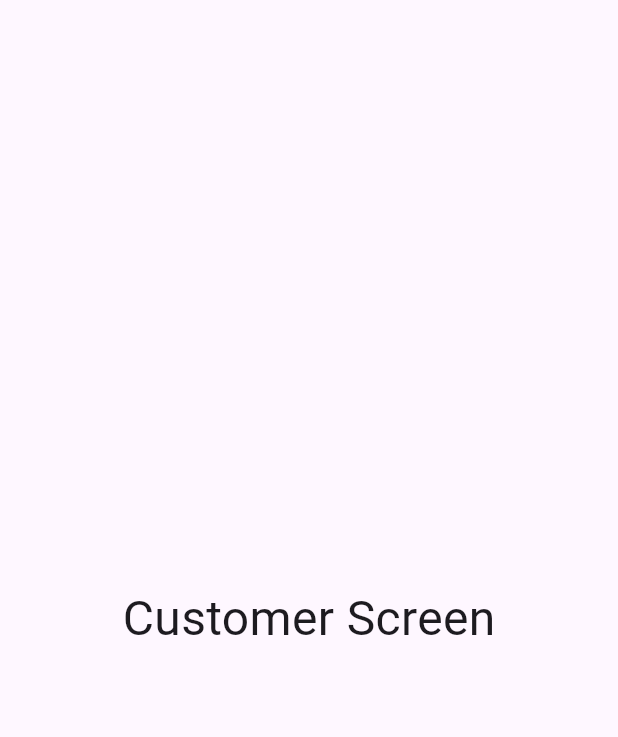
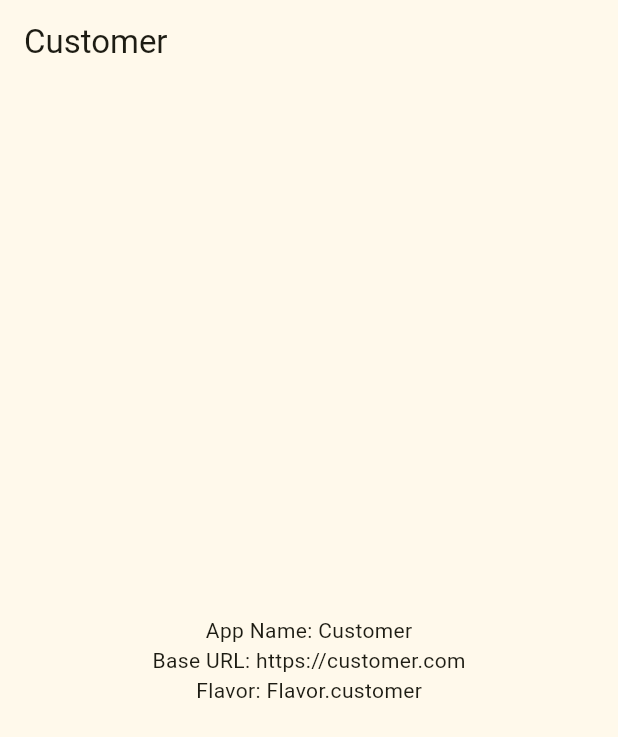
Before and after one commit to sumit-android-dev/flutter_flavor, a Flutter app: the screen it shows after launch, on a phone screen of 412 x 824 dp. Shown: the top 737 px of the screen. Run offline on Flutter 3.47's test engine with Material 3 defaults, Android fonts, the phone set to English and light mode, and no system bars.

Commit message:
Added app config file.

```diff
--- /dev/null
+++ b/lib/config/app_config.dart
@@ -0,0 +1,23 @@
+import 'package:flutter/material.dart';
+
+enum Flavor { seller, customer }
+
+class AppConfig {
+  String appName = "";
+  String baseUrl = "";
+  MaterialColor primaryColor = Colors.blue;
+  Flavor flavor = Flavor.customer;
+
+  static AppConfig shared = AppConfig.create();
+
+  factory AppConfig.create({
+    String appName = "",
+    String baseUrl = "",
+    MaterialColor primaryColor = Colors.blue,
+    Flavor flavor = Flavor.customer,
+  }) {
+    return shared = AppConfig(appName, baseUrl, primaryColor, flavor);
+  }
+
+  AppConfig(this.appName, this.baseUrl, this.primaryColor, this.flavor);
+}
--- a/lib/main_customer.dart
+++ b/lib/main_customer.dart
@@ -1,6 +1,15 @@
 import 'package:flutter/material.dart';
+import 'package:flutter_flavor/ui/home_screen.dart';
+
+import 'config/app_config.dart';
 
 void main() {
+  AppConfig.create(
+    appName: "Customer",
+    baseUrl: "https://customer.com",
+    primaryColor: Colors.yellow,
+    flavor: Flavor.customer,
+  );
   runApp(const MyApp());
 }
 
@@ -13,16 +22,11 @@ class MyApp extends StatelessWidget {
       debugShowCheckedModeBanner: false,
       title: 'Flutter Demo',
       theme: ThemeData(
-        colorScheme: ColorScheme.fromSeed(seedColor: Colors.deepPurple),
+        colorScheme:
+            ColorScheme.fromSeed(seedColor: AppConfig.shared.primaryColor),
         useMaterial3: true,
       ),
-      home: const Scaffold(
-        body: Center(
-            child: Text(
-              "Customer Screen",
-              style: TextStyle(fontSize: 32.0),
-            )),
-      ),
+      home: const HomePage(),
     );
   }
 }
--- a/lib/main_seller.dart
+++ b/lib/main_seller.dart
@@ -1,6 +1,15 @@
 import 'package:flutter/material.dart';
+import 'package:flutter_flavor/ui/home_screen.dart';
+
+import 'config/app_config.dart';
 
 void main() {
+  AppConfig.create(
+    appName: "Seller",
+    baseUrl: "https://www.seller.com",
+    primaryColor: Colors.yellow,
+    flavor: Flavor.customer,
+  );
   runApp(const MyApp());
 }
 
@@ -13,16 +22,10 @@ class MyApp extends StatelessWidget {
       debugShowCheckedModeBanner: false,
       title: 'Flutter Demo',
       theme: ThemeData(
-        colorScheme: ColorScheme.fromSeed(seedColor: Colors.deepPurple),
+        colorScheme: ColorScheme.fromSeed(seedColor: AppConfig.shared.primaryColor),
         useMaterial3: true,
       ),
-      home: const Scaffold(
-        body: Center(
-            child: Text(
-          "Seller Screen",
-          style: TextStyle(fontSize: 32.0),
-        )),
-      ),
+      home: const HomePage(),
     );
   }
 }
--- /dev/null
+++ b/lib/ui/home_screen.dart
@@ -0,0 +1,32 @@
+import 'package:flutter/cupertino.dart';
+import 'package:flutter/material.dart';
+
+import '../config/app_config.dart';
+
+class HomePage extends StatefulWidget {
+  const HomePage({Key? key}) : super(key: key);
+
+  @override
+  State<HomePage> createState() => _HomePageState();
+}
+
+class _HomePageState extends State<HomePage> {
+  @override
+  Widget build(BuildContext context) {
+    return Scaffold(
+      appBar: AppBar(
+        title: Text(AppConfig.shared.appName),
+      ),
+      body: Center(
+        child: Column(
+          mainAxisAlignment: MainAxisAlignment.center,
+          children: [
+            Text("App Name: ${AppConfig.shared.appName}"),
+            Text("Base URL: ${AppConfig.shared.baseUrl}"),
+            Text("Flavor: ${AppConfig.shared.flavor}"),
+          ],
+        ),
+      ),
+    );
+  }
+}
```
